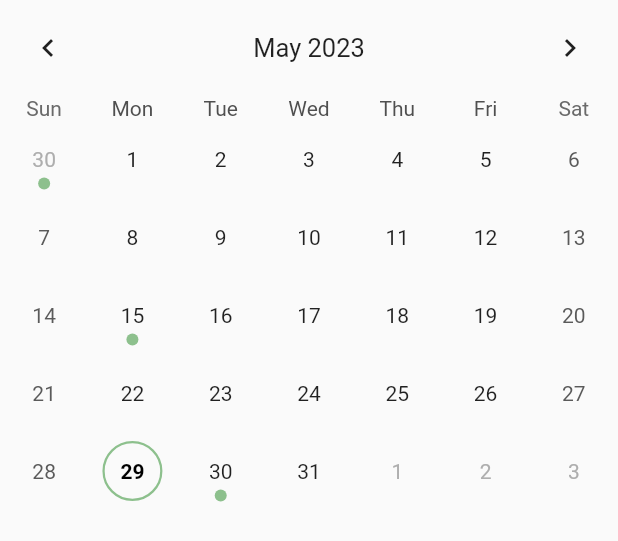
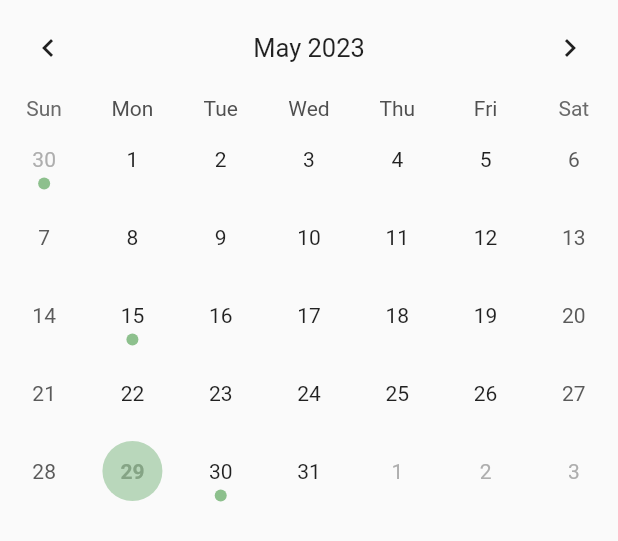
Before and after one commit to YEONZZ/bookmap_front, a Flutter app: the Calendar widget shown alone on an empty page, opened directly, on a phone screen of 412 x 824 dp. Shown: the top 541 px of the screen. Run offline on Flutter 3.47's test engine with Material 2 defaults, Android fonts, the light colour scheme and no system bars; drawn by our look-alikes of table_calendar; our stand-ins replace carousel_slider, firebase_auth, firebase_core, percent_indicator; missing offline and left inert: flutterfire_ui; accounts and stored records are empty; network calls fail; statements that could not run were skipped.

Commit message:
0530_홈'더보기'이동 및 일부 조정

```diff
--- a/lib/pages/library.dart
+++ b/lib/pages/library.dart
@@ -6,27 +6,11 @@ import 'package:http/http.dart' as http;
 import '../api_key.dart';
 import 'search.dart';
 import 'profile.dart';
+import '../design/color.dart';
 
 void main() {
   runApp(Library());
 }
-
-const MaterialColor appcolor = MaterialColor(
-  _appcolor,
-  <int, Color>{
-    50: Color(0xFFD9E8DA),
-    100: Color(0xFFB9D7BB),
-    200: Color(0xFFA2C9A3),
-    300: Color(0xFF93B696),
-    400: Color(0xFF85A485),
-    500: Color(_appcolor),
-    600: Color(0xFF8DC08D),
-    700: Color(0xFF7FAD7F),
-    800: Color(0xFF4E544F),
-    900: Color(0xFF323632),
-  },
-);
-const int _appcolor = 0xFFB9D7BB;
 
 class Library extends StatelessWidget {
   static const String _title = 'Widget Example';
--- a/lib/pages/profile_calendar.dart
+++ b/lib/pages/profile_calendar.dart
@@ -55,11 +55,11 @@ class _Calendar extends State<Calendar>{
       //locale: 'ko_KR',
       //daysOfWeekHeight: 30,
       calendarStyle: CalendarStyle(
-          markerDecoration: BoxDecoration(color: appcolor.shade600, shape: BoxShape.circle),
-          todayDecoration: BoxDecoration(color: Colors.transparent,
-          shape: BoxShape.circle, border: Border.all(color: appcolor.shade600, width: 1.5),)
-      , todayTextStyle: TextStyle(fontWeight: FontWeight.bold, color: Colors.black)),
-      availableGestures: AvailableGestures.none,
+          markerDecoration: BoxDecoration(color: appcolor.shade600, shape: BoxShape.circle,),
+          todayDecoration: BoxDecoration(color: appcolor.shade100,
+          shape: BoxShape.circle)
+      , todayTextStyle: TextStyle(fontWeight: FontWeight.bold, color: appcolor.shade400)),
+      availableGestures: AvailableGestures.horizontalSwipe,
       headerStyle: HeaderStyle(
         formatButtonVisible: false,
         titleCentered: true,
--- a/lib/pages/search.dart
+++ b/lib/pages/search.dart
@@ -3,6 +3,7 @@ import 'package:bookmap/pages/search_detail.dart';
 import 'package:flutter/material.dart';
 import 'package:http/http.dart' as http;
 import 'dart:convert';
+import '../design/color.dart';
 
 class Search extends StatelessWidget {
   //Search({required this.screens});
```
Also changed, not shown: lib/pages/home.dart (+38 -15 lines), lib/pages/hotBooks.dart (added, +27 -0 lines).
